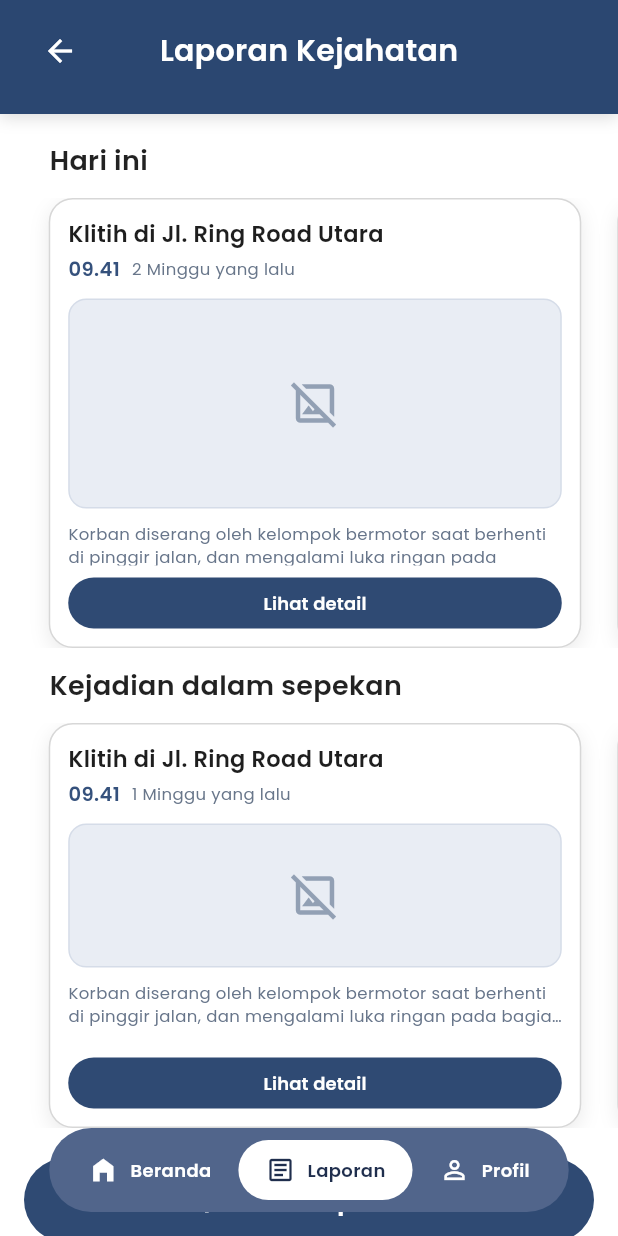
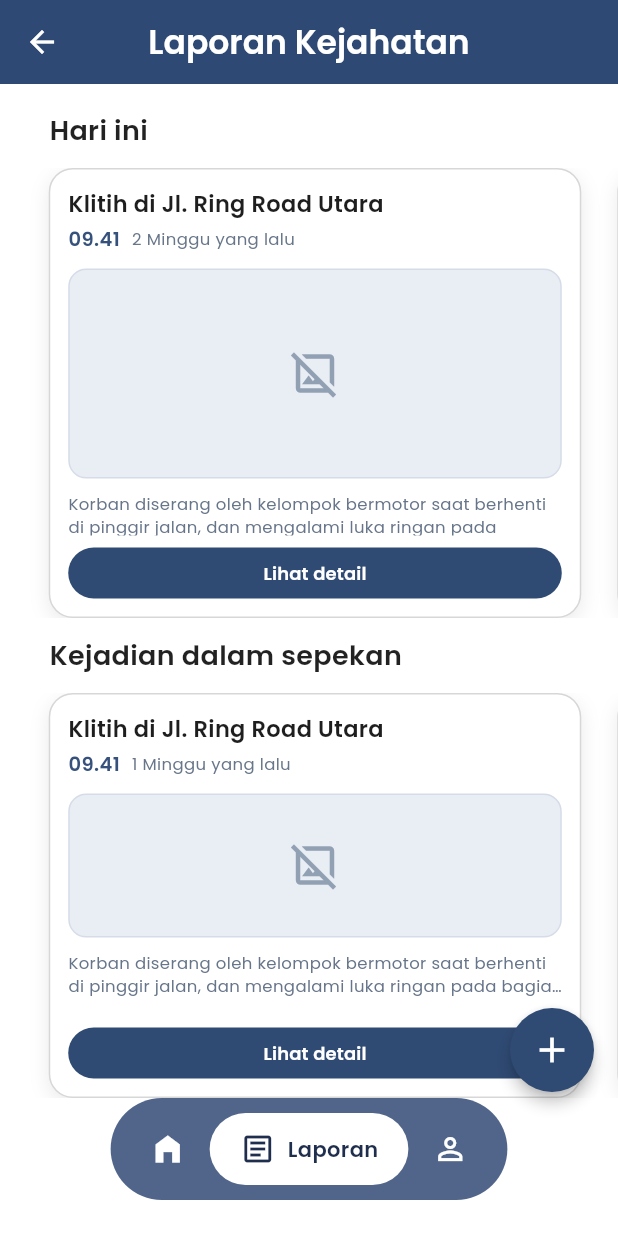
Before and after one commit to Sir0ncy/nirbaya-mobile, a Flutter app: the ReportsPage screen opened by its route, on a phone screen of 412 x 824 dp. Run offline on Flutter 3.47's test engine with Material 3 defaults, Android fonts, the phone set to English and light mode, and no system bars; our stand-ins replace dotted_border, google_fonts, image_picker; missing offline and left inert: location_picker_flutter_map.

Commit message:
feat: updated ui nav bottom, header app, changing report button

```diff
--- a/lib/screens/home/home_page.dart
+++ b/lib/screens/home/home_page.dart
@@ -37,6 +37,24 @@ class _HomePageState extends State<HomePage> {
                 ),
               ),
               child: const _MapPlaceholder(),
+            ),
+          ),
+          Positioned(
+            top: 0,
+            left: 0,
+            right: 0,
+            height: MediaQuery.of(context).padding.top + 10, // Adjusted height to be shorter
+            child: Container(
+              decoration: BoxDecoration(
+                gradient: LinearGradient(
+                  begin: Alignment.topCenter,
+                  end: Alignment.bottomCenter,
+                  colors: [
+                    _navy.withAlpha(230), // Slightly darker at the very top (approx 0.9 opacity)
+                    _navy.withAlpha(0),
+                  ],
+                ),
+              ),
             ),
           ),
           SafeArea(
@@ -96,7 +114,9 @@ class _HomePageState extends State<HomePage> {
             right: 0,
             bottom: 0,
             child: Container(
-              padding: EdgeInsets.only(bottom: bottomInset + 20),
+              padding: EdgeInsets.only(
+                bottom: bottomInset > 0 ? bottomInset + 12 : 24,
+              ),
               decoration: const BoxDecoration(
                 color: _sheet,
                 borderRadius: BorderRadius.vertical(top: Radius.circular(28)),
@@ -171,7 +191,7 @@ class _HomePageState extends State<HomePage> {
                         ),
                       ],
                     ),
-                    const SizedBox(height: 18),
+                    const SizedBox(height: 40),
                     const Center(
                       child: NirbayaBottomNav(currentIndex: 0),
                     ),
--- a/lib/screens/reports/reports_page.dart
+++ b/lib/screens/reports/reports_page.dart
@@ -60,6 +60,20 @@ class _ReportsPageState extends State<ReportsPage> {
 
     return Scaffold(
       backgroundColor: Colors.white,
+      appBar: AppBar(
+        backgroundColor: _headerBlue,
+        foregroundColor: Colors.white,
+        elevation: 4,
+        centerTitle: true,
+        title: const Text(
+          'Laporan Kejahatan',
+          style: TextStyle(fontWeight: FontWeight.w600),
+        ),
+        leading: IconButton(
+          icon: const Icon(Icons.arrow_back),
+          onPressed: () => Navigator.of(context).pushReplacementNamed(AppRoutes.home),
+        ),
+      ),
       body: Stack(
         children: [
           SafeArea(
@@ -68,41 +82,6 @@ class _ReportsPageState extends State<ReportsPage> {
               child: Column(
                 crossAxisAlignment: CrossAxisAlignment.start,
                 children: [
-                  Container(
-                    width: double.infinity,
-                    padding: const EdgeInsets.fromLTRB(16, 10, 16, 18),
-                    decoration: const BoxDecoration(
-                      color: _headerBlue,
-                      boxShadow: [
-                        BoxShadow(
-                          color: Color(0x22000000),
-                          blurRadius: 8,
-                          offset: Offset(0, 3),
-                        ),
-                      ],
-                    ),
-                    child: Row(
-                      children: [
-                        // BackButton(color: Colors.white),
-                        IconButton(onPressed: () => Navigator.of(context).pushReplacementNamed(AppRoutes.home),
-                        icon: Icon(Icons.arrow_back, color: Colors.white,),
-                        ),
-                        Expanded(
-                          child: Center(
-                            child: Text(
-                              'Laporan Kejahatan',
-                              style: TextStyle(
-                                color: Colors.white,
-                                fontSize: 20,
-                                fontWeight: FontWeight.w600,
-                              ),
-                            ),
-                          ),
-                        ),
-                        SizedBox(width: 48),
-                      ],
-                    ),
-                  ),
                   const SizedBox(height: 18),
                   const Padding(
                     padding: EdgeInsets.symmetric(horizontal: 33),
@@ -155,35 +134,6 @@ class _ReportsPageState extends State<ReportsPage> {
                       },
                     ),
                   ),
-                  const SizedBox(height: 20),
-                  Padding(
-                    padding: const EdgeInsets.symmetric(horizontal: 16),
-                    child: SizedBox(
-                      width: double.infinity,
-                      height: 56,
-                      child: ElevatedButton.icon(
-                        onPressed: () {
-                          Navigator.of(context).pushNamed(AppRoutes.addReports);
-                        },
-                        style: ElevatedButton.styleFrom(
-                          backgroundColor: _buttonBlue,
-                          foregroundColor: Colors.white,
-                          elevation: 0,
-                          shape: RoundedRectangleBorder(
-                            borderRadius: BorderRadius.circular(28),
-                          ),
-                        ),
-                        icon: const Icon(Icons.add, size: 28),
-                        label: const Text(
-                          'Buat laporan',
-                          style: TextStyle(
-                            fontSize: 18,
-                            fontWeight: FontWeight.w600,
-                          ),
-                        ),
-                      ),
-                    ),
-                  ),
                 ],
               ),
             ),
@@ -193,10 +143,27 @@ class _ReportsPageState extends State<ReportsPage> {
             right: 0,
             bottom: 0,
             child: Padding(
-              padding: EdgeInsets.only(bottom: bottomInset + 16),
+              padding: EdgeInsets.only(
+                bottom: bottomInset > 0 ? bottomInset + 12 : 24,
+              ),
               child: const Center(
                 child: NirbayaBottomNav(currentIndex: 1),
               ),
+            ),
+          ),
+          // Floating Action Button di pojok kanan bawah
+          Positioned(
+            right: 16,
+            bottom: bottomInset > 0 ? bottomInset + 96 : 96, // Menyesuaikan agar berada di atas bottom nav
+            child: FloatingActionButton(
+              onPressed: () {
+                Navigator.of(context).pushNamed(AppRoutes.addReports);
+              },
+              backgroundColor: _buttonBlue,
+              foregroundColor: Colors.white,
+              elevation: 4,
+              shape: const CircleBorder(),
+              child: const Icon(Icons.add, size: 28),
             ),
           ),
         ],
--- a/lib/widgets/nirbaya_bottom_nav.dart
+++ b/lib/widgets/nirbaya_bottom_nav.dart
@@ -12,10 +12,10 @@ class NirbayaBottomNav extends StatelessWidget {
   @override
   Widget build(BuildContext context) {
     return Container(
-      padding: const EdgeInsets.all(8),
+      padding: const EdgeInsets.all(10),
       decoration: BoxDecoration(
         color: _navySoft,
-        borderRadius: BorderRadius.circular(32),
+        borderRadius: BorderRadius.circular(40),
       ),
       child: Row(
         mainAxisSize: MainAxisSize.min,
@@ -78,25 +78,31 @@ class _BottomNavItem extends StatelessWidget {
 
     return InkWell(
       onTap: onTap,
-      borderRadius: BorderRadius.circular(24),
-      child: Container(
-        padding: const EdgeInsets.symmetric(horizontal: 18, vertical: 10),
+      borderRadius: BorderRadius.circular(30),
+      child: AnimatedContainer(
+        duration: const Duration(milliseconds: 300),
+        curve: Curves.easeOut,
+        padding: selected
+            ? const EdgeInsets.symmetric(horizontal: 20, vertical: 12)
+            : const EdgeInsets.symmetric(horizontal: 16, vertical: 12),
         decoration: BoxDecoration(
           color: background,
-          borderRadius: BorderRadius.circular(24),
+          borderRadius: BorderRadius.circular(30),
         ),
         child: Row(
           children: [
-            Icon(icon, size: 20, color: foreground),
+            Icon(icon, size: 24, color: foreground),
+            if (selected) ...[
               const SizedBox(width: 8),
               Text(
                 label,
                 style: TextStyle(
-                fontSize: 12,
+                  fontSize: 14,
                   fontWeight: FontWeight.w600,
                   color: foreground,
                 ),
               ),
+            ],
           ],
         ),
       ),
```
Lines whose indentation alone changed are shown as unchanged.
